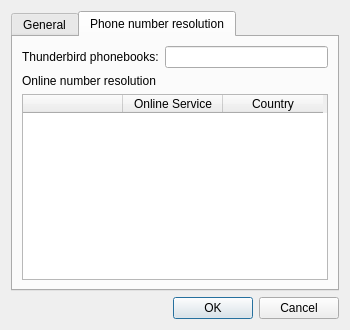
This is settings.ui in ElTh0r0/fritzcallindicator as Qt 5 draws it before an edit. The edited form follows.
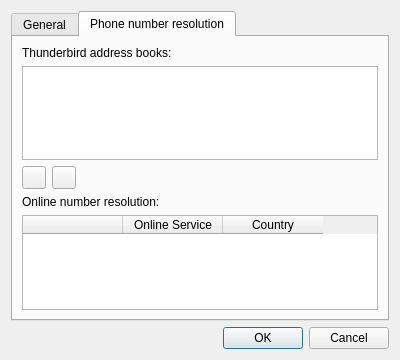
This is the edited form. The open tabs and pages were chosen to show the change. Icons and pictures are not drawn.

Commit message: Improve Tb addressbook add/remove

What changed in the file:
```diff
--- a/settings.ui
+++ b/settings.ui
@@ -6,8 +6,8 @@
    <rect>
     <x>0</x>
     <y>0</y>
-    <width>350</width>
-    <height>330</height>
+    <width>400</width>
+    <height>360</height>
    </rect>
   </property>
   <property name="windowTitle">
@@ -146,21 +146,51 @@
        <item row="0" column="0">
         <widget class="QLabel" name="lblTbPhonebooks">
          <property name="text">
-          <string>Thunderbird phonebooks:</string>
+          <string>Thunderbird address books:</string>
          </property>
         </widget>
        </item>
-       <item row="0" column="1">
-        <widget class="QLineEdit" name="lineEdit_TbPhonebooks"/>
-       </item>
-       <item row="1" column="0">
-        <widget class="QLabel" name="lblOnlineREsolvers">
-         <property name="text">
-          <string>Online number resolution</string>
-         </property>
-        </widget>
+       <item row="1" column="0" colspan="2">
+        <widget class="QListView" name="listView_TbAddressbooks"/>
        </item>
        <item row="2" column="0" colspan="2">
+        <layout class="QHBoxLayout" name="horizontalLayout">
+         <item>
+          <widget class="QToolButton" name="toolButton_AddTbAddressbook">
+           <property name="toolTip">
+            <string>Add Thunderbird address book</string>
+           </property>
+           <property name="text">
+            <string notr="true"/>
+           </property>
+           <property name="icon">
+            <iconset theme="QIcon::ThemeIcon::ListAdd"/>
+           </property>
+          </widget>
+         </item>
+         <item>
+          <widget class="QToolButton" name="toolButton_RemoveTbAddressbook">
+           <property name="toolTip">
+            <string>Remove selected Thunderbird address book</string>
+           </property>
+           <property name="text">
+            <string notr="true"/>
+           </property>
+           <property name="icon">
+            <iconset theme="QIcon::ThemeIcon::ListRemove"/>
+           </property>
+          </widget>
+         </item>
+        </layout>
+       </item>
+       <item row="3" column="0">
+        <widget class="QLabel" name="lblOnlineREsolvers">
+         <property name="text">
+          <string>Online number resolution:</string>
+         </property>
+        </widget>
+       </item>
+       <item row="4" column="0" colspan="2">
         <widget class="QTableWidget" name="tableOnlineResolvers">
          <property name="editTriggers">
           <set>QAbstractItemView::EditTrigger::NoEditTriggers</set>
```
Left out of the diff: 2 changed lines with no effect on the pictures. The commit also changes 6 other files.
